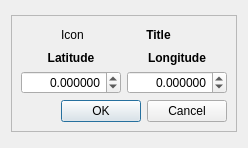
This is src/plugins/map/setlocation2.ui in xnamed/vacuum-im as Qt 5 draws it before an edit. The edited form follows.
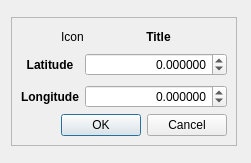
This is the edited form.

Patch:
```diff
--- a/src/plugins/map/setlocation2.ui
+++ b/src/plugins/map/setlocation2.ui
@@ -6,8 +6,8 @@
    <rect>
     <x>0</x>
     <y>0</y>
-    <width>218</width>
-    <height>148</height>
+    <width>251</width>
+    <height>163</height>
    </rect>
   </property>
   <property name="sizePolicy">
@@ -25,8 +25,8 @@
   <property name="modal">
    <bool>true</bool>
   </property>
-  <layout class="QGridLayout" name="gridLayout_2">
-   <item row="0" column="0">
+  <layout class="QVBoxLayout" name="verticalLayout_3">
+   <item>
     <widget class="QFrame" name="frame">
      <property name="sizePolicy">
       <sizepolicy hsizetype="Fixed" vsizetype="Fixed">
@@ -96,10 +96,13 @@
          <layout class="QHBoxLayout" name="horizontalLayout_2">
           <item>
            <layout class="QGridLayout" name="gridLayout">
+            <property name="verticalSpacing">
+             <number>9</number>
+            </property>
             <item row="1" column="0">
              <widget class="QLabel" name="lblLatitude">
               <property name="sizePolicy">
-               <sizepolicy hsizetype="Expanding" vsizetype="Preferred">
+               <sizepolicy hsizetype="Preferred" vsizetype="Preferred">
                 <horstretch>0</horstretch>
                 <verstretch>0</verstretch>
                </sizepolicy>
@@ -118,38 +121,10 @@
               </property>
              </widget>
             </item>
-            <item row="2" column="0">
-             <widget class="QDoubleSpinBox" name="dspbLatitude">
-              <property name="sizePolicy">
-               <sizepolicy hsizetype="Preferred" vsizetype="Preferred">
-                <horstretch>0</horstretch>
-                <verstretch>0</verstretch>
-               </sizepolicy>
-              </property>
-              <property name="wrapping">
-               <bool>true</bool>
-              </property>
-              <property name="alignment">
-               <set>Qt::AlignRight|Qt::AlignTrailing|Qt::AlignVCenter</set>
-              </property>
-              <property name="decimals">
-               <number>6</number>
-              </property>
-              <property name="minimum">
-               <double>-90.000000000000000</double>
-              </property>
-              <property name="maximum">
-               <double>90.000000000000000</double>
-              </property>
-              <property name="singleStep">
-               <double>0.000100000000000</double>
-              </property>
-             </widget>
-            </item>
             <item row="2" column="1">
              <widget class="QDoubleSpinBox" name="dspbLongitude">
               <property name="sizePolicy">
-               <sizepolicy hsizetype="Preferred" vsizetype="Preferred">
+               <sizepolicy hsizetype="Expanding" vsizetype="Preferred">
                 <horstretch>0</horstretch>
                 <verstretch>0</verstretch>
                </sizepolicy>
@@ -171,10 +146,10 @@
               </property>
              </widget>
             </item>
-            <item row="1" column="1">
+            <item row="2" column="0">
              <widget class="QLabel" name="lblLongitude">
               <property name="sizePolicy">
-               <sizepolicy hsizetype="Expanding" vsizetype="Preferred">
+               <sizepolicy hsizetype="Preferred" vsizetype="Preferred">
                 <horstretch>0</horstretch>
                 <verstretch>0</verstretch>
                </sizepolicy>
@@ -193,6 +168,34 @@
               </property>
              </widget>
             </item>
+            <item row="1" column="1">
+             <widget class="QDoubleSpinBox" name="dspbLatitude">
+              <property name="sizePolicy">
+               <sizepolicy hsizetype="Expanding" vsizetype="Preferred">
+                <horstretch>0</horstretch>
+                <verstretch>0</verstretch>
+               </sizepolicy>
+              </property>
+              <property name="wrapping">
+               <bool>true</bool>
+              </property>
+              <property name="alignment">
+               <set>Qt::AlignRight|Qt::AlignTrailing|Qt::AlignVCenter</set>
+              </property>
+              <property name="decimals">
+               <number>6</number>
+              </property>
+              <property name="minimum">
+               <double>-90.000000000000000</double>
+              </property>
+              <property name="maximum">
+               <double>90.000000000000000</double>
+              </property>
+              <property name="singleStep">
+               <double>0.000100000000000</double>
+              </property>
+             </widget>
+            </item>
            </layout>
           </item>
          </layout>
```
Left out of the diff: 35 changed lines with no effect on the pictures.
